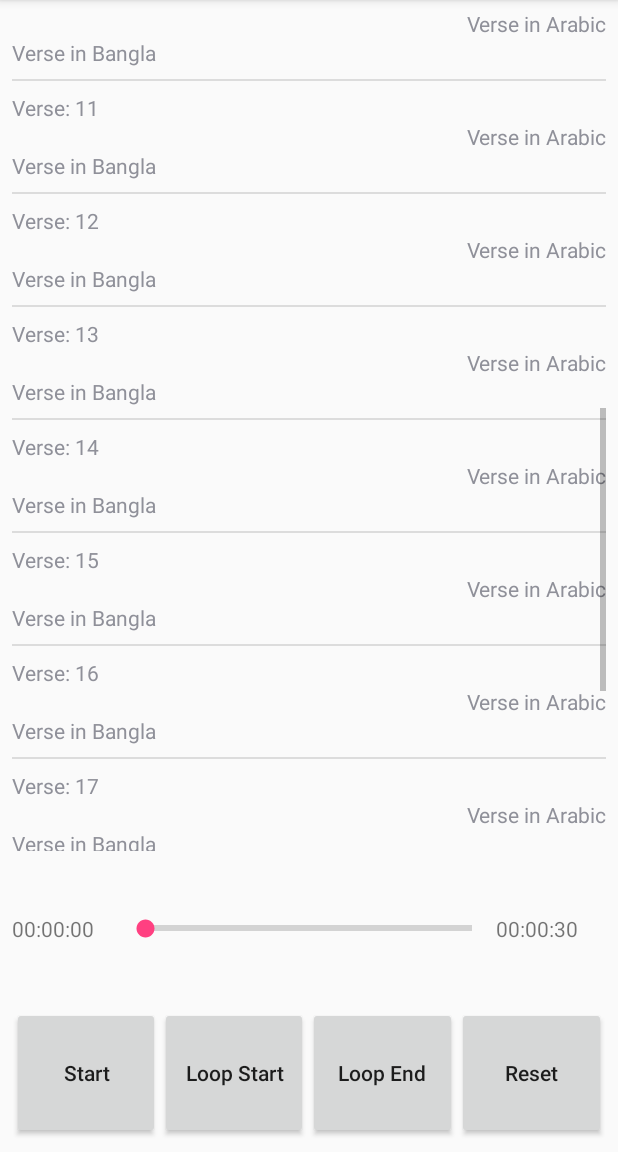
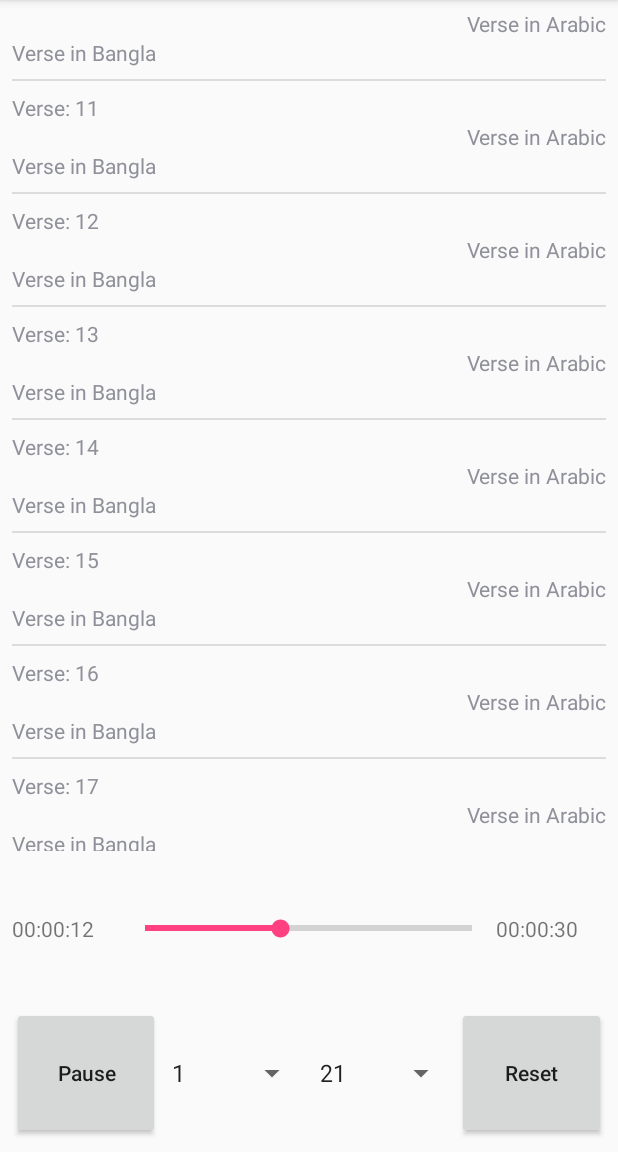
Before and after one commit to Shahriar07/mediaPlayer, an Android app: the screen it shows after launch (MainActivity), scrolled down 782 dp, on a phone screen of 412 x 824 dp, the part 84-1236 px from its top. Run offline under Robolectric (Android 15) with nearby library versions, the phone set to English and light mode, and no system bars.

Commit message:
Spinner added to select verse

```diff
--- a/app/src/main/java/com/shahriar/androidtestapplication/Adapter/SurahAdapter.java
+++ b/app/src/main/java/com/shahriar/androidtestapplication/Adapter/SurahAdapter.java
@@ -53,6 +53,8 @@ public class SurahAdapter extends RecyclerView.Adapter {
         return verseArrayList.size();
     }
 }
+
+
 class VerseHolder extends RecyclerView.ViewHolder {
     // each data item is just a string in this case
     public TextView verseNo;
@@ -77,4 +79,6 @@ class VerseHolder extends RecyclerView.ViewHolder {
         surahVersesArabic.setText(verse.getSurahVersesArabic());
         surahVersesTranslated.setText(verse.getSurahVersesTranslated());
     }
+
+
 }
--- a/app/src/main/java/com/shahriar/androidtestapplication/UI/MainActivity.java
+++ b/app/src/main/java/com/shahriar/androidtestapplication/UI/MainActivity.java
@@ -10,8 +10,11 @@ import android.support.v7.widget.RecyclerView;
 import android.util.Log;
 import android.view.View;
 import android.view.View.OnClickListener;
+import android.widget.AdapterView;
+import android.widget.ArrayAdapter;
 import android.widget.Button;
 import android.widget.SeekBar;
+import android.widget.Spinner;
 import android.widget.TextView;
 import android.widget.Toast;
 
@@ -61,6 +64,9 @@ public class MainActivity extends AppCompatActivity implements OnClickListener,
     private RecyclerView.Adapter mAdapter;
     private RecyclerView verseListView;
 
+    Spinner startSpinner;
+    Spinner endSpinner;
+
 
     // Need to register Surah in factory
     static
@@ -92,11 +98,25 @@ public class MainActivity extends AppCompatActivity implements OnClickListener,
         play_pause_button = (Button) findViewById(R.id.startButton);
         play_pause_button.setOnClickListener(this);
 
-        loop_start_button = (Button) findViewById(R.id.start_loop);
-        loop_start_button.setOnClickListener(this);
+        surah = SurahFactory.getInstance().prepareSurah("90");
 
-        loop_end_button = (Button) findViewById(R.id.end_loop);
-        loop_end_button.setOnClickListener(this);
+        startSpinner = (Spinner) findViewById(R.id.start_loop);
+        ArrayAdapter<Integer> adapter = new ArrayAdapter<Integer>(this,android.R.layout.simple_spinner_item,utility.getIntArray(1,surah.getDuration().length-2));
+        adapter.setDropDownViewResource(android.R.layout.simple_spinner_dropdown_item);
+        startSpinner.setAdapter(adapter);
+        startSpinner.setOnItemSelectedListener(startItemSelectedListener);
+
+//        loop_start_button = (Button) findViewById(R.id.start_loop);
+//        loop_start_button.setOnClickListener(this);
+
+//        loop_end_button = (Button) findViewById(R.id.end_loop);
+//        loop_end_button.setOnClickListener(this);
+
+        endSpinner = (Spinner) findViewById(R.id.end_loop);
+        ArrayAdapter<Integer> endSpinnerAdapter = new ArrayAdapter<Integer>(this,android.R.layout.simple_spinner_item,utility.getIntArray(surah.getDuration().length-2,1));
+        endSpinnerAdapter.setDropDownViewResource(android.R.layout.simple_spinner_dropdown_item);
+        endSpinner.setAdapter(endSpinnerAdapter);
+        endSpinner.setOnItemSelectedListener(endItemSelectedListener);
 
         loop_reset_button = (Button) findViewById(R.id.reset_loop);
         loop_reset_button.setOnClickListener(this);
@@ -115,7 +135,6 @@ public class MainActivity extends AppCompatActivity implements OnClickListener,
         verseListView = (RecyclerView) findViewById(R.id.listView);
         mLayoutManager = new ScrollingLinearLayoutManager(this,5);
         verseListView.setLayoutManager(mLayoutManager);
-        surah = SurahFactory.getInstance().prepareSurah("90");
 
         durationArray = surah.getDuration();
         mAdapter = new SurahAdapter(surah,this);
@@ -279,4 +298,55 @@ public class MainActivity extends AppCompatActivity implements OnClickListener,
 //        }
 
     }
+
+    AdapterView.OnItemSelectedListener startItemSelectedListener = new AdapterView.OnItemSelectedListener() {
+        @Override
+        public void onItemSelected(AdapterView<?> parent, View view, int position, long id) {
+            setLoopWhenStartVerseIndexSelected(position);
+        }
+
+        @Override
+        public void onNothingSelected(AdapterView<?> parent) {
+
+        }
+    };
+
+    public void setLoopWhenStartVerseIndexSelected(int index){
+        current_time.setText(utility.getFormatedTimeFromMilisecond(durationArray[index]));
+        currentLoopIndex = index;
+        loopStartTime = durationArray[currentLoopIndex];
+        loopCount = 0;
+        player.seekTo(loopStartTime);
+        if (!player.isPlaying()){
+            player.start();
+            seekUpdation();
+            changePlayPauseButton();
+        }
+        Log.d(getLocalClassName(),"LoopIndex " + currentLoopIndex + " loopStartTime " +loopStartTime);
+    }
+
+    AdapterView.OnItemSelectedListener endItemSelectedListener = new AdapterView.OnItemSelectedListener() {
+        @Override
+        public void onItemSelected(AdapterView<?> parent, View view, int position, long id) {
+            Log.d(getLocalClassName(),"Position " + position + " ID "+parent.getItemAtPosition(position));
+            setLoopWhenEndVerseIndexSelected(Integer.parseInt(parent.getItemAtPosition(position).toString()));
+        }
+
+        @Override
+        public void onNothingSelected(AdapterView<?> parent) {
+
+        }
+    };
+
+    public void setLoopWhenEndVerseIndexSelected(int index){
+//        current_time.setText(utility.getFormatedTimeFromMilisecond(durationArray[index]));
+//        currentLoopIndex = index;
+        loopEndTime = durationArray[index];
+        if (!player.isPlaying()){
+            player.start();
+            seekUpdation();
+            changePlayPauseButton();
+        }
+        Log.d(getLocalClassName(),"LoopIndex " + index + " LoopEndTime " +loopEndTime);
+    }
 }
--- a/app/src/main/java/com/shahriar/androidtestapplication/Utility/Utility.java
+++ b/app/src/main/java/com/shahriar/androidtestapplication/Utility/Utility.java
@@ -49,4 +49,20 @@ public class Utility {
             System.out.println(currentPosition + " is not found. Middle " + middle +"\n");
         return middle;
     }
+
+    public Integer[] getIntArray(int startRange, int endRange){
+        int duration = Math.abs(endRange-startRange);
+        Integer[] intArray = new Integer[duration+1];
+        if (endRange > startRange){
+            for (int i = 0;i <= duration; ++i,++startRange){
+                intArray[i] = startRange;
+            }
+        }
+        else {
+            for (int i = 0;i <= duration; ++i,--startRange){
+                intArray[i] = startRange;
+            }
+        }
+        return intArray;
+    }
 }
--- a/app/src/main/res/layout/activity_main.xml
+++ b/app/src/main/res/layout/activity_main.xml
@@ -95,21 +95,17 @@
                 app:layout_constraintTop_toTopOf="parent"
                 app:layout_constraintVertical_bias="0.913" />
 
-            <Button
+            <Spinner
                 android:id="@+id/start_loop"
                 android:layout_width="0dp"
                 android:layout_height="match_parent"
-                android:layout_weight="1"
-                android:text="@string/start_loop"
-                android:textAllCaps="false" />
+                android:layout_weight="1"/>
 
-            <Button
+            <Spinner
                 android:id="@+id/end_loop"
                 android:layout_width="0dp"
                 android:layout_height="match_parent"
-                android:layout_weight="1"
-                android:text="@string/stop_loop"
-                android:textAllCaps="false" />
+                android:layout_weight="1"/>
 
             <Button
                 android:id="@+id/reset_loop"
```
